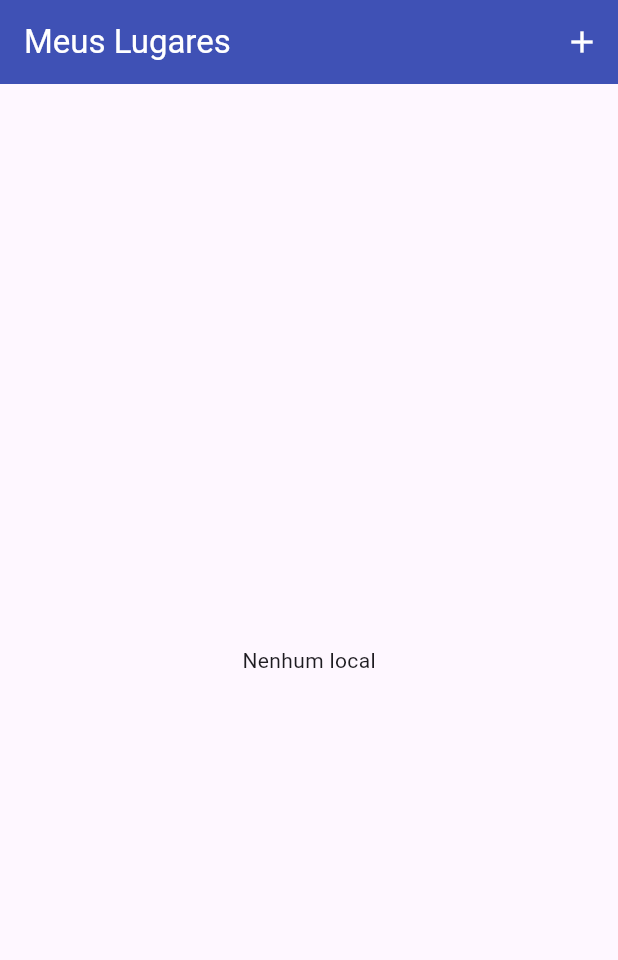
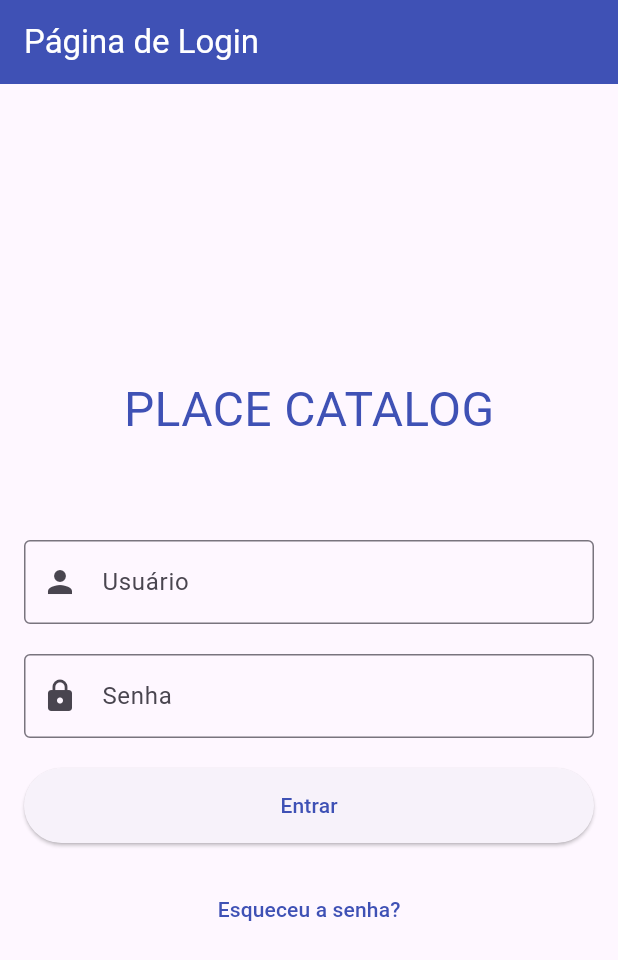
Before and after one commit to tiagojordao/place-manager-app, a Flutter app: the screen it shows after launch, on a phone screen of 412 x 824 dp. Shown: the top 960 px of the screen. Run offline on Flutter 3.47's test engine with Material 3 defaults, Android fonts, the phone set to English and light mode, and no system bars; our stand-ins replace google_maps_flutter, image_picker, location, sqflite; accounts and stored records are empty.

Commit message:
feat: login and details

```diff
--- a/lib/main.dart
+++ b/lib/main.dart
@@ -1,4 +1,5 @@
 import 'package:f09_recursos_nativos/provider/places_model.dart';
+import 'package:f09_recursos_nativos/screens/login.dart';
 import 'package:flutter/material.dart';
 import 'package:provider/provider.dart';
 
@@ -25,8 +26,10 @@ class MyApp extends StatelessWidget {
                   primary: Colors.indigo,
                   secondary: Colors.amber,
                 )),
-        home: PlacesListScreen(),
+        home: LoginScreen(),
         routes: {
+          AppRoutes.LOGIN: (ctx) => LoginScreen(),
+          AppRoutes.LIST: (ctx) => PlacesListScreen(),
           AppRoutes.PLACE_FORM: (ctx) => PlaceFormScreen(),
         },
       ),
--- /dev/null
+++ b/lib/screens/login.dart
@@ -0,0 +1,99 @@
+import 'package:f09_recursos_nativos/screens/places_list_screen.dart';
+import 'package:flutter/material.dart';
+
+class LoginScreen extends StatefulWidget {
+  @override
+  _LoginScreenState createState() => _LoginScreenState();
+}
+
+class _LoginScreenState extends State<LoginScreen> {
+  final _usernameController = TextEditingController();
+  final _passwordController = TextEditingController();
+  final _formKey = GlobalKey<FormState>();
+
+  // Função de login fictícia
+  void _login() {
+    if (_formKey.currentState!.validate()) {
+      final username = _usernameController.text;
+      final password = _passwordController.text;
+
+      Navigator.of(context).push(MaterialPageRoute(
+                  builder: (context) => PlacesListScreen(),
+                ),
+              );
+
+      ScaffoldMessenger.of(context).showSnackBar(SnackBar(
+        content: Text('Login realizado com sucesso!'),
+      ));
+    }
+  }
+
+  @override
+  Widget build(BuildContext context) {
+    return Scaffold(
+      appBar: AppBar(
+        title: Text('Página de Login', style: TextStyle(color: Colors.white),),
+        backgroundColor: Colors.indigo,
+      ),
+      body: Padding(
+        padding: const EdgeInsets.all(16.0),
+        child: Form(
+          key: _formKey,
+          child: Column(
+            mainAxisAlignment: MainAxisAlignment.center,
+            children: [
+              const Text('PLACE CATALOG', style: TextStyle(color: Colors.indigo, fontSize: 32)),
+              SizedBox(height: 64,),
+              TextFormField(
+                controller: _usernameController,
+                decoration: InputDecoration(
+                  labelText: 'Usuário',
+                  prefixIcon: Icon(Icons.person),
+                  border: OutlineInputBorder(),
+                ),
+                validator: (value) {
+                  if (value == null || value.isEmpty) {
+                    return 'Por favor, insira o nome de usuário';
+                  }
+                  return null;
+                },
+              ),
+              SizedBox(height: 20),
+              TextFormField(
+                controller: _passwordController,
+                decoration: InputDecoration(
+                  labelText: 'Senha',
+                  prefixIcon: Icon(Icons.lock),
+                  border: OutlineInputBorder(),
+                ),
+                obscureText: true, // Para ocultar a senha
+                validator: (value) {
+                  if (value == null || value.isEmpty) {
+                    return 'Por favor, insira a senha';
+                  }
+                  return null;
+                },
+              ),
+              SizedBox(height: 20),
+              ElevatedButton(
+                onPressed: _login,
+                child: Text('Entrar'),
+                style: ElevatedButton.styleFrom(
+                  minimumSize: Size(double.infinity, 50),
+                ),
+              ),
+              SizedBox(height: 20),
+              TextButton(
+                onPressed: () {
+                  // Ação para navegação para a tela de recuperação de senha ou cadastro
+                  print('Navegar para a tela de recuperação ou cadastro');
+                },
+                child: Text('Esqueceu a senha?'),
+              ),
+            ],
+          ),
+        ),
+      ),
+    );
+  }
+}
--- a/lib/utils/app_routes.dart
+++ b/lib/utils/app_routes.dart
@@ -1,3 +1,5 @@
 class AppRoutes {
+  static const String LOGIN = '/login';
+  static const String LIST = '/list';
   static const String PLACE_FORM = '/place-form';
 }
--- a/pubspec.yaml
+++ b/pubspec.yaml
@@ -37,6 +37,7 @@ dependencies:
   # The following adds the Cupertino Icons font to your application.
   # Use with the CupertinoIcons class for iOS style icons.
   cupertino_icons: ^1.0.8
+  image_picker: ^1.1.2
 
 dev_dependencies:
   flutter_test:
@@ -45,7 +46,6 @@ dev_dependencies:
   sqflite: ^2.4.1
   path_provider: ^2.1.5
   path: 1.9.0
-  image_picker: ^1.1.2
   location: ^7.0.0
   google_maps_flutter: ^2.10.0
 
```
Also changed, not shown: lib/components/image_input.dart (+19 -1 lines), lib/screens/address_input.dart (added, +59 -0 lines), lib/screens/place_details.dart (added, +176 -0 lines), lib/utils/geocode_util.dart (added, +32 -0 lines), pubspec.lock.
